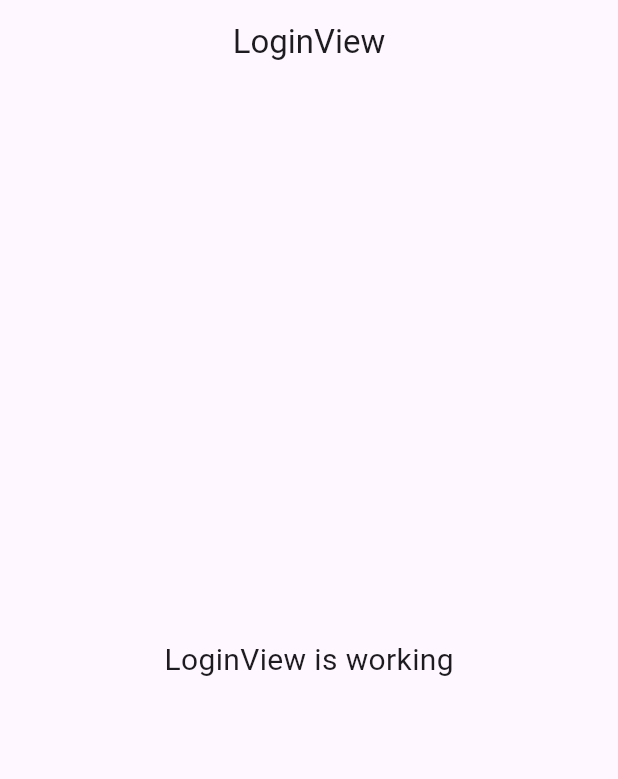
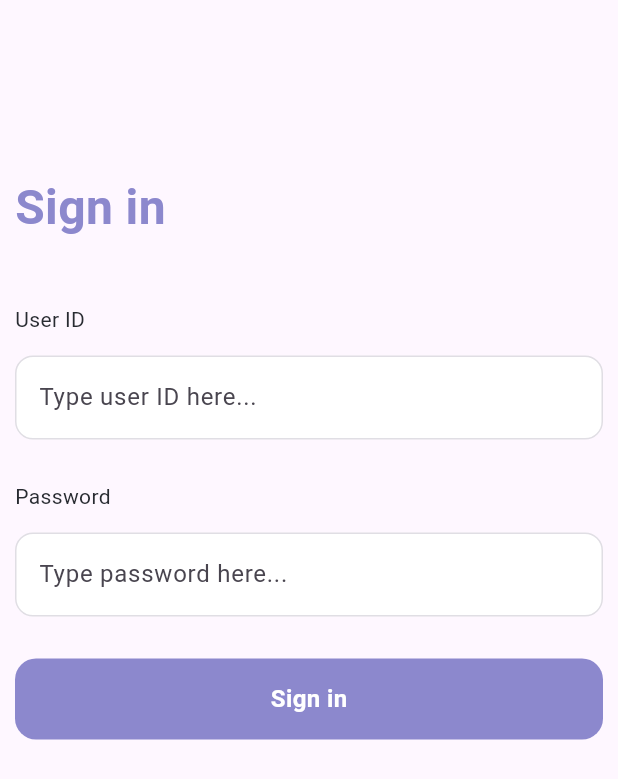
Before and after one commit to Sifatsb/apple_gadget_task, a Flutter app: the screen it shows after launch, on a phone screen of 412 x 824 dp. Shown: the top 779 px of the screen. Run offline on Flutter 3.47's test engine with Material 3 defaults, Android fonts, the light colour scheme and no system bars; our stand-ins replace get, shared_preferences; Roboto replaces fonts that are missing (Manrope).

Commit message:
implemented login system

```diff
--- a/lib/app/modules/login/views/login_view.dart
+++ b/lib/app/modules/login/views/login_view.dart
@@ -1,3 +1,8 @@
+import 'package:apple_gadget_task/app/data/constants/app_text_style.dart';
+import 'package:apple_gadget_task/app/routes/app_pages.dart';
+import 'package:apple_gadget_task/app/utilities/extensions/widget.extensions.dart';
+import 'package:apple_gadget_task/app/utilities/widgets/common_widgets/custom_text_form_field.dart';
+import 'package:apple_gadget_task/app/utilities/widgets/common_widgets/primary_button.dart';
 import 'package:flutter/material.dart';
 
 import 'package:get/get.dart';
@@ -6,17 +11,84 @@
 
 class LoginView extends GetView<LoginController> {
   const LoginView({Key? key}) : super(key: key);
+
   @override
   Widget build(BuildContext context) {
     return Scaffold(
-      appBar: AppBar(
-        title: const Text('LoginView'),
-        centerTitle: true,
-      ),
-      body: const Center(
-        child: Text(
-          'LoginView is working',
-          style: TextStyle(fontSize: 20),
+      body: SingleChildScrollView(
+        child: Column(
+          mainAxisAlignment: MainAxisAlignment.start,
+          crossAxisAlignment: CrossAxisAlignment.start,
+          children: [
+            100.verticalSpacing,
+            Padding(
+              padding: const EdgeInsets.all(10),
+              child: Column(
+                mainAxisAlignment: MainAxisAlignment.start,
+                crossAxisAlignment: CrossAxisAlignment.start,
+                children: [
+                  5.verticalSpacing,
+                  const Text(
+                    'Sign in',
+                    style: AppTextStyle.styleFont32BlueW600,
+                  ),
+                  42.verticalSpacing,
+
+                  /// Email Field
+                  const Text(
+                    'User ID',
+                    style: AppTextStyle.primaryTextStyle,
+                  ),
+                  14.verticalSpacing,
+                  CustomTextFormField(
+                    controller: controller.userIdTextController,
+                    fillColor: Colors.white,
+                    focusBorderActive: true,
+                    enableBorderActive: true,
+                    hintText: "Type user ID here...",
+                    textInputType: TextInputType.text,
+                  ),
+                  28.verticalSpacing,
+
+                  /// Password Field
+                  const Text(
+                    'Password',
+                    style: AppTextStyle.primaryTextStyle,
+                  ),
+                  14.verticalSpacing,
+                  CustomTextFormField(
+                    controller: controller.passwordTextController,
+                    fillColor: Colors.white,
+                    focusBorderActive: true,
+                    enableBorderActive: true,
+                    obsCureText: true,
+                    hintText: "Type password here...",
+                    textInputType: TextInputType.text,
+                  ),
+
+                  /// Sign in Button
+                  28.verticalSpacing,
+                  Obx(
+                    () => controller.loginLoader.value
+                        ? const Center(child: CircularProgressIndicator())
+                        : PrimaryButton(
+                            height: 54,
+                            onTap: () {
+                              if (controller.validate()) {
+                                controller.getSignIn(
+                                  userId: controller.userIdTextController.text,
+                                  password:
+                                      controller.passwordTextController.text,
+                                );
+                              }
+                            },
+                            text: 'Sign in',
+                          ),
+                  ),
+                ],
+              ),
+            ),
+          ],
         ),
       ),
     );
--- /dev/null
+++ b/lib/app/utilities/widgets/common_widgets/custom_text_form_field.dart
@@ -0,0 +1,73 @@
+import 'package:flutter/material.dart';
+
+class CustomTextFormField extends StatelessWidget {
+  final TextEditingController? controller;
+  final Color? fillColor;
+  final String? hintText;
+  final bool focusBorderActive;
+  final bool enableBorderActive;
+  final bool obsCureText;
+  final Widget? suffixIcon;
+  final Function()? iconOnTap;
+  final TextInputType? textInputType;
+  final TextStyle? labelTextStyle;
+  final Color? enableBorderActiveColor;
+  final int? maxLine;
+  final Function()? onTap;
+  final bool readOnly;
+
+  const CustomTextFormField({
+    this.controller,
+    this.fillColor,
+    this.hintText,
+    this.focusBorderActive = false,
+    this.enableBorderActive = false,
+    this.suffixIcon,
+    this.iconOnTap,
+    this.obsCureText = false,
+    this.textInputType,
+    this.labelTextStyle,
+    this.enableBorderActiveColor,
+    this.maxLine,
+    this.onTap,
+    this.readOnly = false,
+    super.key,
+  });
+
+  @override
+  Widget build(BuildContext context) {
+    return InkWell(
+      onTap: onTap,
+      child: TextFormField(
+        controller: controller,
+        obscureText: obsCureText,
+        keyboardType: textInputType,
+        minLines: 1,
+        maxLines: maxLine ?? 1,
+        readOnly: readOnly,
+        decoration: InputDecoration(
+          filled: true,
+          fillColor: fillColor ?? const Color(0xFFFDFBFF),
+          hintText: hintText ?? 'Enter text',
+          suffixIcon:
+              InkWell(onTap: iconOnTap, child: suffixIcon ?? const SizedBox()),
+          focusedBorder: focusBorderActive
+              ? OutlineInputBorder(
+                  borderSide: BorderSide(
+                      color: const Color(0xFF635976).withOpacity(0.2)),
+                  borderRadius: BorderRadius.circular(12.0),
+                )
+              : null,
+          enabledBorder: enableBorderActive
+              ? OutlineInputBorder(
+                  borderSide: BorderSide(
+                      color: enableBorderActiveColor ??
+                          const Color(0xFF635976).withOpacity(0.2)),
+                  borderRadius: BorderRadius.circular(12.0),
+                )
+              : null,
+        ),
+      ),
+    );
+  }
+}
--- /dev/null
+++ b/lib/app/utilities/widgets/common_widgets/primary_button.dart
@@ -0,0 +1,49 @@
+import 'package:apple_gadget_task/app/data/constants/app_text_style.dart';
+import 'package:flutter/material.dart';
+import 'package:get/get.dart';
+
+import '../../../data/constants/app_colors.dart';
+
+class PrimaryButton extends StatelessWidget {
+  final double? height;
+  final double? width;
+  final double? borderRadius;
+  final Color? color;
+  final String text;
+  final TextStyle? textStyle;
+  final Function()? onTap;
+
+  const PrimaryButton({
+    Key? key,
+     this.height,
+     this.width,
+    this.color,
+    required this.text,
+    this.onTap,
+    this.borderRadius,
+    this.textStyle,
+  }) : super(key: key);
+
+  @override
+  Widget build(BuildContext context) {
+    return InkWell(
+      onTap: onTap,
+      child: Container(
+        width: width ?? Get.width,
+        height: height ?? 40,
+        decoration: ShapeDecoration(
+          color: color ?? AppColors.primaryButtonColor,
+          shape: RoundedRectangleBorder(
+            borderRadius: BorderRadius.circular(borderRadius ?? 14),
+          ),
+        ),
+        child: Center(
+          child: Text(
+            text,
+            style: textStyle ?? AppTextStyle.authTextStyle,
+          ),
+        ),
+      ),
+    );
+  }
+}
--- a/lib/main.dart
+++ b/lib/main.dart
@@ -3,10 +3,14 @@
 import 'package:get/get.dart';
 
 import 'app/routes/app_pages.dart';
+import 'initializer.dart';
 
-void main() {
+void main() async {
+  await Initializer.init();
+
   runApp(
     GetMaterialApp(
+      debugShowCheckedModeBanner: false,
       title: "Application",
       initialRoute: AppPages.INITIAL,
       getPages: AppPages.routes,
--- a/pubspec.yaml
+++ b/pubspec.yaml
@@ -10,7 +10,10 @@
   # Sate Management
   get_cli: ^1.8.4
   get: 4.6.6
+
+  # Local Database
   get_storage: ^2.1.1
+  shared_preferences: ^2.2.2
 
   # Network
   http: ^1.2.0
```
Also changed, not shown: lib/app/data/global_data/global_variable_controller.dart (added, +7 -0 lines), lib/app/modules/login/controllers/login_controller.dart (+62 -14 lines), lib/app/modules/splash/controllers/splash_controller.dart (+16 -3 lines), lib/app/utilities/extensions/widget.extensions.dart (added, +65 -0 lines), lib/app/utilities/message/snack_bars.dart (added, +136 -0 lines), lib/app/utilities/widgets/common_widgets/custom_back_button.dart (added, +33 -0 lines), lib/domain/core/model/login_response_model.dart (added, +18 -0 lines), lib/initializer.dart (added, +28 -0 lines), pubspec.lock, 1 other file.
